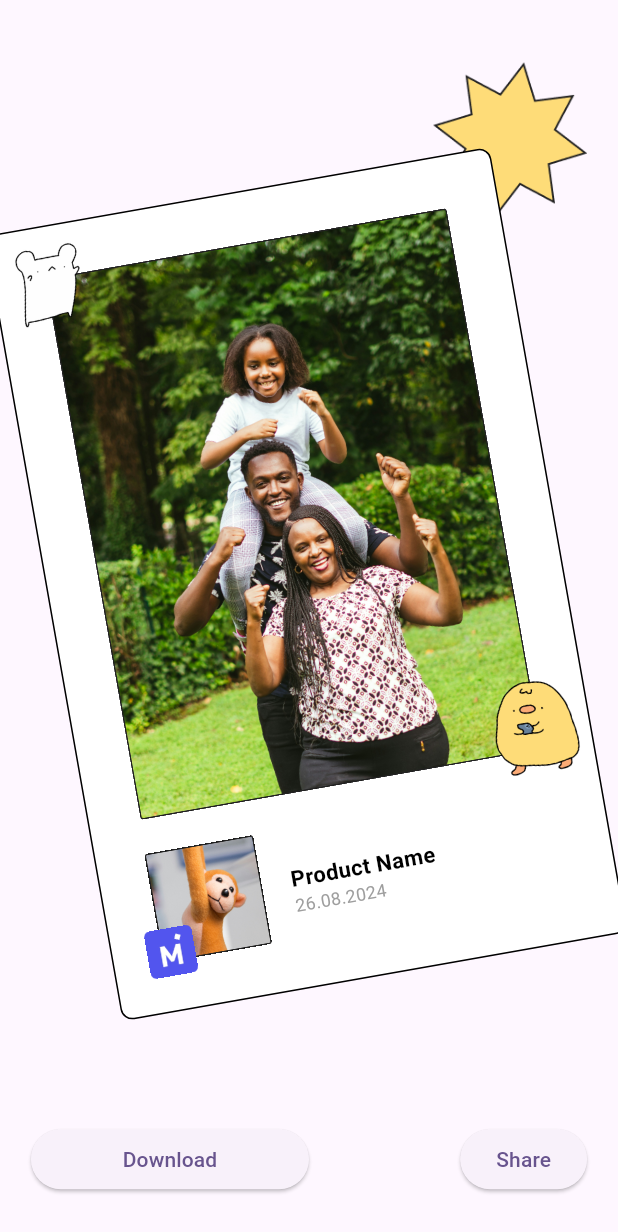
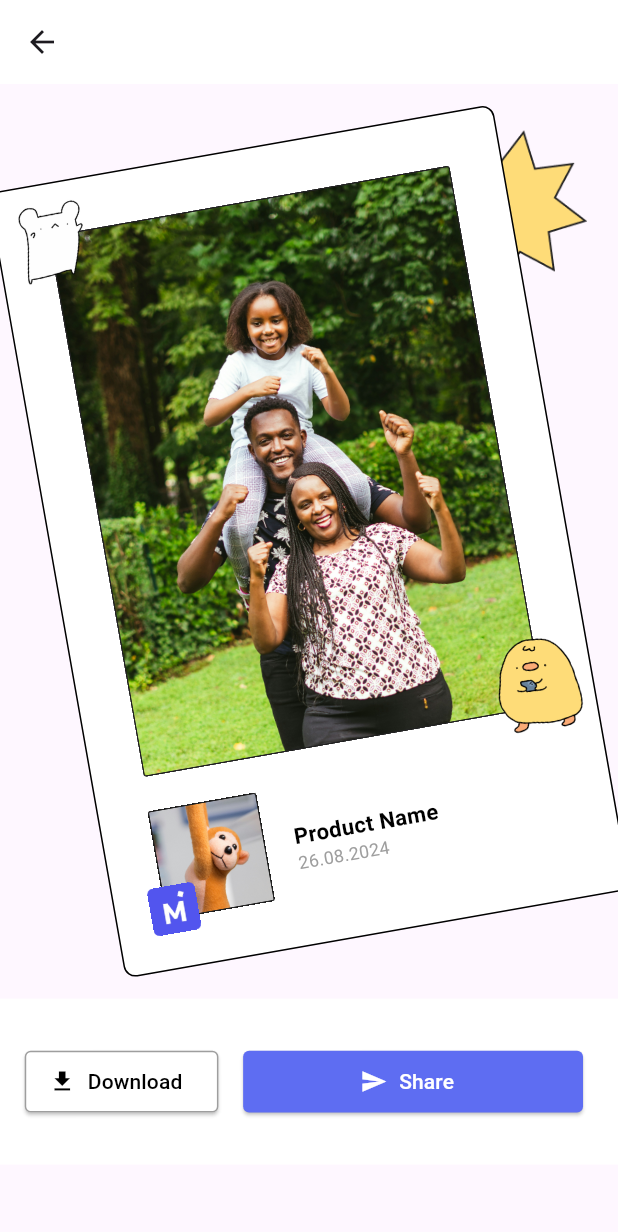
Before and after one commit to ayumiohno/flutter, a Flutter app: the SecondPage screen opened directly, on a phone screen of 412 x 824 dp. Shown: the top 1232 px of the screen. Run offline on Flutter 3.47's test engine with Material 3 defaults, Android fonts, the phone set to English and light mode, and no system bars; our stand-ins replace firebase_core, screenshot, share_plus; accounts and stored records are empty.

Commit message:
Layout Bottons

```diff
--- a/lib/background.dart
+++ b/lib/background.dart
@@ -19,9 +19,10 @@ class Background extends StatelessWidget {
                   height: constraints.maxWidth * 0.25,
                   fit: BoxFit.cover,
                 )),
-            Positioned(
-              top: constraints.maxHeight * 0.15,
-              left: constraints.maxWidth * 0.08,
+            Align(
+              alignment: Alignment.center,
+              // top: constraints.maxHeight * 0.05,
+              // left: constraints.maxWidth * 0.08,
               child: Transform.rotate(
                 angle: -0.174533, // -10 degrees in radians
                 child: Container(
--- a/lib/second.dart
+++ b/lib/second.dart
@@ -20,36 +20,76 @@ class _SecondPageState extends State<SecondPage> {
   );
   @override
   Widget build(BuildContext context) {
+    return LayoutBuilder(builder: (context, constraints) {
       return Scaffold(
-      body: Container(
-        width: MediaQuery.of(context).size.width,
-        height: MediaQuery.of(context).size.height,
-        child: Stack(
+          appBar: AppBar(
+            backgroundColor: Colors.white,
+          ),
+          body: Column(
             children: [
-            Background(shareFrame),
-            // Download button
-            Positioned(
-              bottom: MediaQuery.of(context).size.height * 0.033,
-              left: MediaQuery.of(context).size.width * 0.05,
-              right: MediaQuery.of(context).size.width * 0.5,
-              child: ElevatedButton(
+              Container(
+                height: constraints.maxHeight * 0.74,
+                child: Background(shareFrame),
+              ),
+              Container(
+                padding: EdgeInsets.only(
+                  left: constraints.maxWidth * 0.04,
+                  right: constraints.maxWidth * 0.04,
+                  top: constraints.maxHeight * 0.038,
+                  bottom: constraints.maxHeight * 0.038,
+                ),
+                color: Colors.white,
+                child: Row(
+                  children: [
+                    ElevatedButton.icon(
                       onPressed: () {},
-                child: Text('Download'),
+                      icon: Icon(Icons.download, color: Colors.black),
+                      label: Text('Download',
+                          style: TextStyle(color: Colors.black)),
+                      style: ElevatedButton.styleFrom(
+                        backgroundColor: Colors.white,
+                        side: BorderSide(color: Colors.grey),
+                        shape: RoundedRectangleBorder(
+                            borderRadius: BorderRadius.circular(4)),
+                        minimumSize: Size(constraints.maxWidth * 0.30,
+                            constraints.maxHeight * 0.05),
                       ),
                     ),
-            // Share button
-            Positioned(
-              bottom: MediaQuery.of(context).size.height * 0.033,
-              right: MediaQuery.of(context).size.width * 0.05,
-              child: ElevatedButton(
-                onPressed: () async {
-                  // Share.share('Check out this cool app!');
+                    SizedBox(width: constraints.maxWidth * 0.04),
+                    ElevatedButton.icon(
+                      onPressed: () {
+                        _shareWidget();
+                      },
+                      icon: Icon(
+                        Icons.send,
+                        color: Colors.white,
+                      ),
+                      label:
+                          Text('Share', style: TextStyle(color: Colors.white)),
+                      style: ElevatedButton.styleFrom(
+                        backgroundColor: Color(0xFF5E6DF2),
+                        shape: RoundedRectangleBorder(
+                          borderRadius: BorderRadius.circular(4),
+                        ),
+                        minimumSize: Size(constraints.maxWidth * 0.55,
+                            constraints.maxHeight * 0.05),
+                      ),
+                    ),
+                  ],
+                ),
+              ),
+              // ),
+            ],
+          ));
+    });
+  }
+
+  void _shareWidget() {
     screenshotController
         .captureFromWidget(
       shareFrame,
     )
         .then((image) {
-                    // Handle captured image
       if (image != null) {
         final buffer = image.buffer;
         Share.shareXFiles(
@@ -67,13 +107,5 @@ class _SecondPageState extends State<SecondPage> {
         );
       }
     });
-                },
-                child: Text('Share'),
-              ),
-            ),
-          ],
-        ),
-      ),
-    );
   }
 }
```
Lines whose indentation alone changed are shown as unchanged.
